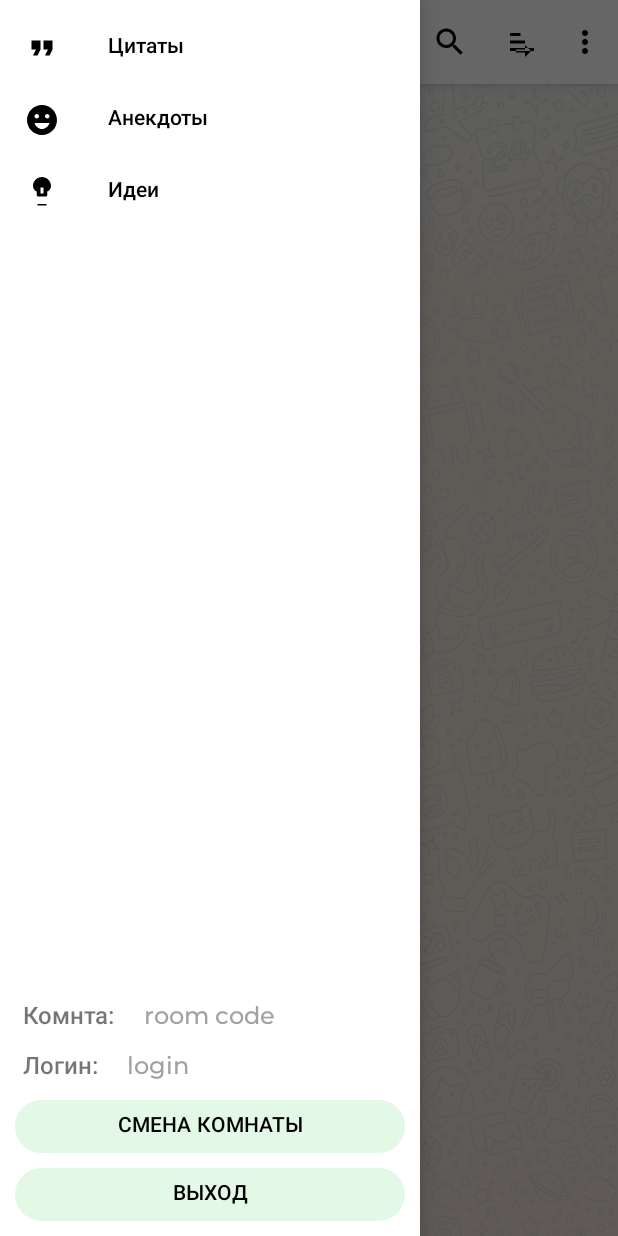
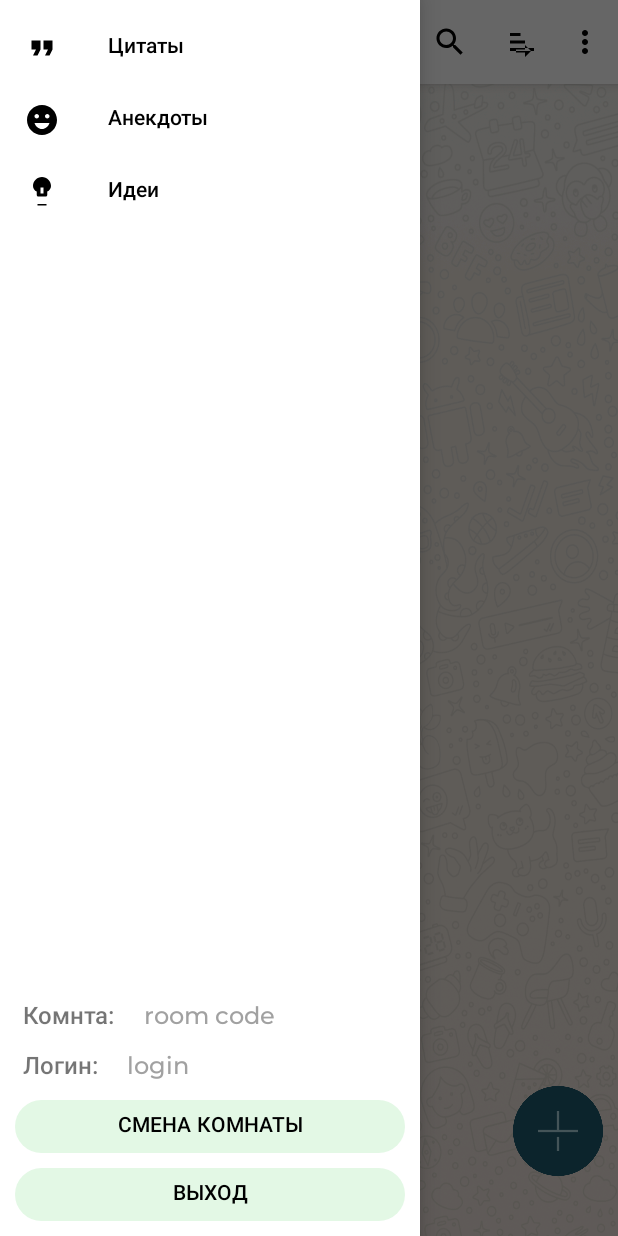
Before and after one commit to TimSin5599/Quote, an Android app: the MainActivity screen opened directly, with no data from a screen before it, with the side drawer open, on a phone screen of 412 x 824 dp. Run offline under Robolectric (Android 15) with nearby library versions, the phone set to English and light mode, and no system bars; our stand-ins replace Firebase (no records; nobody signed in at launch, a user with empty details on screens opened directly); 1 statement that could not run was skipped.

Commit message:
new button

```diff
--- a/app/src/main/java/com/TimSin/quote/MainActivity.java
+++ b/app/src/main/java/com/TimSin/quote/MainActivity.java
@@ -17,6 +17,7 @@ import android.view.View;
 import android.widget.ArrayAdapter;
 import android.widget.Button;
 import android.widget.EditText;
+import android.widget.ImageButton;
 import android.widget.Spinner;
 import android.widget.TextView;
 import android.widget.Toast;
@@ -106,7 +107,7 @@ public class  MainActivity extends AppCompatActivity implements NavigationView.O
 
         registerForContextMenu(recyclerView);
 
-        Button buttonAdd = findViewById(R.id.buttonAdd);
+        ImageButton buttonAdd = findViewById(R.id.buttonAdd);
         buttonAdd.setOnClickListener(view -> showCustomDialog());
 
         Button logoutBtn = findViewById(R.id.logoutBtn);
--- a/app/src/main/res/layout/activity_main.xml
+++ b/app/src/main/res/layout/activity_main.xml
@@ -34,36 +34,24 @@
 
         </com.google.android.material.appbar.AppBarLayout>
 
-        <Button
-            style="@style/ButtonAddStyle"
-            android:id="@+id/buttonAdd"
-            android:layout_width="wrap_content"
-            android:layout_height="wrap_content"
-            android:layout_centerHorizontal="true"
-            android:layout_alignParentBottom="true"
-            android:layout_marginBottom="20dp"
-            android:background="@drawable/button"
-            android:paddingRight="35dp"
-            android:paddingLeft="35dp"
-            android:text="@string/Add"
-            android:textAllCaps="false" />
-
-        <androidx.recyclerview.widget.RecyclerView
-            android:layout_width="match_parent"
-            android:layout_height="wrap_content"
-            android:id="@+id/recycleViewCategories"
-            android:layout_below="@+id/AppBarLayout"
-            >
-
-        </androidx.recyclerview.widget.RecyclerView>
-
         <androidx.recyclerview.widget.RecyclerView
             android:id="@+id/recycleView"
             android:layout_width="match_parent"
             android:layout_height="match_parent"
-            android:layout_below="@+id/recycleViewCategories"
-            android:layout_marginBottom="90dp"
+            android:layout_below="@+id/AppBarLayout"
             />
+
+        <ImageButton
+            android:id="@+id/buttonAdd"
+            android:layout_width="60dp"
+            android:layout_height="60dp"
+            android:layout_alignParentEnd="true"
+            android:layout_alignParentBottom="true"
+            android:layout_marginEnd="10dp"
+            android:layout_marginBottom="40dp"
+            android:background="@drawable/add_button"
+            android:textAllCaps="false" />
+
     </RelativeLayout>
 
     <com.google.android.material.navigation.NavigationView
--- a/app/src/main/res/values-night/themes.xml
+++ b/app/src/main/res/values-night/themes.xml
@@ -53,8 +53,15 @@
     </style>
 
     <style name="ButtonAddStyle">
-        <item name="android:backgroundTint">#DE8BB14C</item>
+        <item name="android:backgroundTint">@color/itemsColor</item>
         <item name="android:background">@drawable/button</item>
+        <item name="android:textColor">@color/white</item>
+        <item name="android:fontFamily">@font/montserrat_medium</item>
+    </style>
+
+    <style name="circleButtonStyle">
+        <item name="android:backgroundTint">@color/itemsColor</item>
+        <item name="android:background">@drawable/circle_button</item>
         <item name="android:textColor">@color/white</item>
         <item name="android:fontFamily">@font/montserrat_medium</item>
     </style>
--- a/app/src/main/res/values/colors.xml
+++ b/app/src/main/res/values/colors.xml
@@ -10,4 +10,5 @@
     <color name="lightGreen">#D9F5CE</color>
     <color name="grass">#00D09E</color>
     <color name="deepGrey">#191717</color>
+    <color name="itemsColor">#E397AA0A</color>
 </resources>
--- a/app/src/main/res/values/strings.xml
+++ b/app/src/main/res/values/strings.xml
@@ -3,7 +3,7 @@
     <string name="AboutProgram">О программе</string>
     <string name="something">Что-то</string>
     <string name="Example">Здесь вы можете написать вашу цитату</string>
-    <string name="Add">Добавить</string>
+    <string name="Add">+</string>
     <string name="EnterText">Введите текст:</string>
     <string name="ok">OK</string>
     <string name="cancel">Отмена</string>
```
Also changed, not shown: app/src/main/res/drawable/circle_button.xml (added, +14 -0 lines), app/src/main/res/drawable/add_button.png (added), gradle/wrapper/gradle-wrapper.properties.
